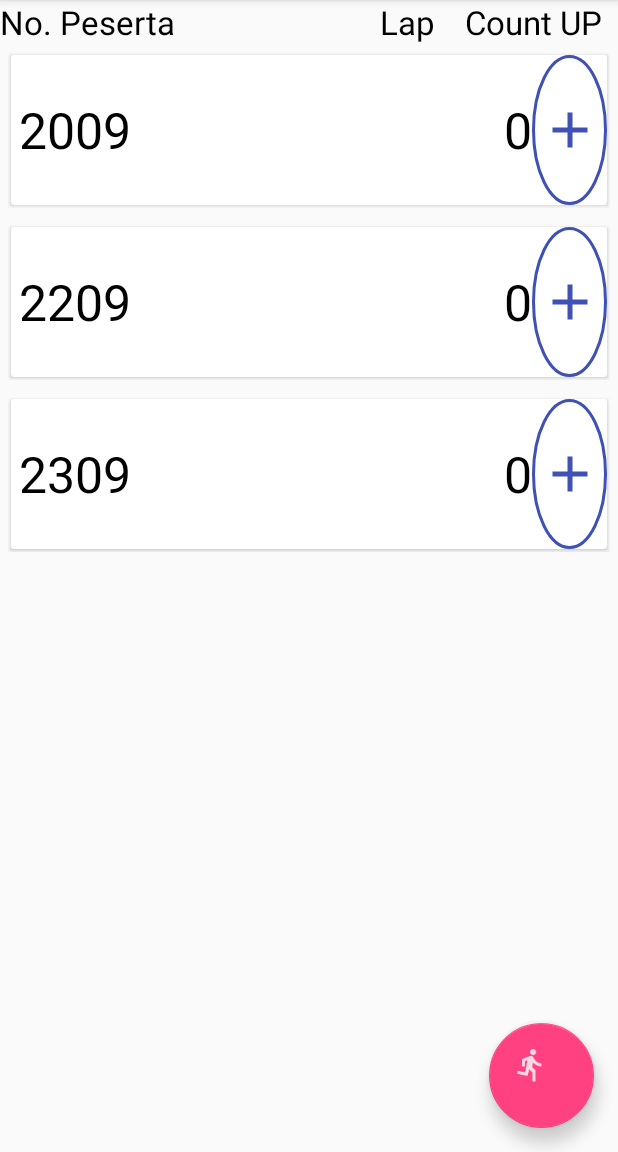
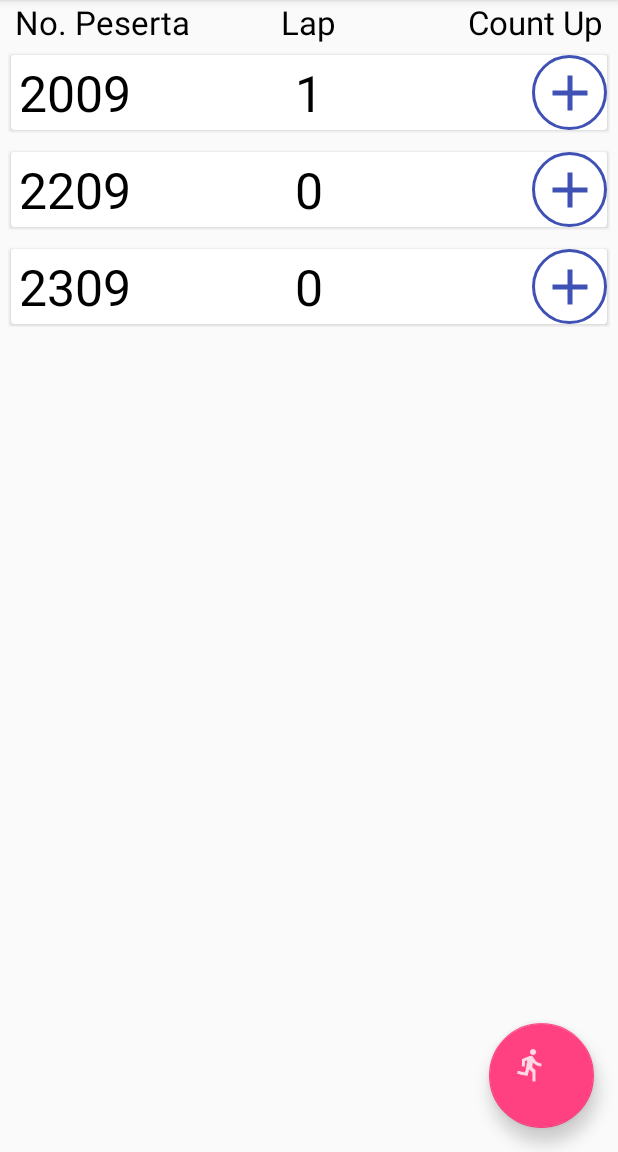
Before and after one commit to danyhp/JogAThon, an Android app: the screen it shows after launch (MainActivity), after a tap on "Increment Lap", on a phone screen of 412 x 824 dp, the part 84-1236 px from its top. Run offline under Robolectric (Android 15) with nearby library versions, the phone set to English and light mode, and no system bars.

Commit message:
--Increment Lap Features DONE --Fixed Add New Runner --Vibrate when increment lap

```diff
--- a/app/src/main/AndroidManifest.xml
+++ b/app/src/main/AndroidManifest.xml
@@ -1,6 +1,8 @@
 <?xml version="1.0" encoding="utf-8"?>
 <manifest xmlns:android="http://schemas.android.com/apk/res/android"
     package="alexgochi.jogathon">
+
+    <uses-permission android:name="android.permission.VIBRATE" />
 
     <application
         android:allowBackup="true"
--- a/app/src/main/java/alexgochi/jogathon/MainActivity.java
+++ b/app/src/main/java/alexgochi/jogathon/MainActivity.java
@@ -94,11 +94,12 @@ public class MainActivity extends AppCompatActivity {
         return super.onOptionsItemSelected(item);
     }
 
-    public void counting_lap(View view) {
-        mCount++;
-        if (lap != null)
-            lap.setText(Integer.toString(mCount));
-    }
+//    public void counting_lap(View view) {
+//        lap = findViewById(R.id.lapPeserta);
+//        mCount++;
+//        if (lap != null)
+//            lap.setText(Integer.toString(mCount));
+//    }
 
     public void addRunner() {
 
--- a/app/src/main/java/alexgochi/jogathon/RVAdapter.java
+++ b/app/src/main/java/alexgochi/jogathon/RVAdapter.java
@@ -1,11 +1,13 @@
 package alexgochi.jogathon;
 
 import android.content.Context;
+import android.os.Vibrator;
 import android.support.v7.widget.CardView;
 import android.support.v7.widget.RecyclerView;
 import android.view.LayoutInflater;
 import android.view.View;
 import android.view.ViewGroup;
+import android.widget.ImageButton;
 import android.widget.TextView;
 
 import java.util.List;
@@ -32,13 +34,18 @@ public class RVAdapter extends RecyclerView.Adapter<RVAdapter.RunnerViewHolder>
         public final TextView runnerID;
         // TextView lapDonation;
         public final TextView lapCount;
+        public final ImageButton counter;
         RVAdapter mAdapter;
+        public int mLapCount;
+
 
         public RunnerViewHolder(View itemView) {
             super(itemView);
             cv = (CardView) itemView.findViewById(R.id.cv);
             runnerID = (TextView) itemView.findViewById(R.id.noPeserta);
             lapCount = (TextView) itemView.findViewById(R.id.lapPeserta);
+            counter = (ImageButton) itemView.findViewById(R.id.countLap);
+
 //            this.mAdapter = adapter;
 
         }
@@ -54,9 +61,19 @@ public class RVAdapter extends RecyclerView.Adapter<RVAdapter.RunnerViewHolder>
     }
 
     @Override
-    public void onBindViewHolder(RVAdapter.RunnerViewHolder runnerViewHolder, int i) {
+    public void onBindViewHolder(final RVAdapter.RunnerViewHolder runnerViewHolder, final int i) {
+
         runnerViewHolder.runnerID.setText(Integer.toString(runners.get(i).runnerID));
         runnerViewHolder.lapCount.setText(Integer.toString(runners.get(i).lapCount));
+        runnerViewHolder.counter.setOnClickListener(new View.OnClickListener() {
+            @Override
+            public void onClick(View view) {
+                runners.get(i).lapCount++;
+                runnerViewHolder.lapCount.setText(Integer.toString(runners.get(i).lapCount));
+                Vibrator vibe = (Vibrator) runnerViewHolder.itemView.getContext().getSystemService(Context.VIBRATOR_SERVICE);
+                vibe.vibrate(100);
+            }
+        });
 
     }
 
--- a/app/src/main/res/layout/activity_main.xml
+++ b/app/src/main/res/layout/activity_main.xml
@@ -32,6 +32,7 @@
             android:layout_width="wrap_content"
             android:layout_height="wrap_content"
             android:layout_below="@+id/appBarLayout2"
+            android:layout_marginLeft="10sp"
             android:text="@string/no_peserta_title"
             android:textAppearance="@style/AppTheme"
             android:textSize="10pt" />
@@ -41,24 +42,20 @@
             android:layout_width="wrap_content"
             android:layout_height="wrap_content"
             android:layout_below="@+id/appBarLayout2"
-            android:layout_marginEnd="20sp"
-            android:layout_marginRight="20sp"
-            android:layout_toLeftOf="@+id/countLap_title"
-            android:layout_toStartOf="@+id/countLap_title"
+            android:layout_centerHorizontal="true"
             android:text="@string/lap_count_title"
             android:textAppearance="@style/AppTheme"
             android:textSize="10pt" />
 
         <TextView
             android:id="@+id/countLap_title"
-            android:layout_width="100dp"
+            android:layout_width="wrap_content"
             android:layout_height="wrap_content"
             android:layout_alignParentEnd="true"
             android:layout_alignParentRight="true"
             android:layout_below="@+id/appBarLayout2"
-            android:layout_marginEnd="2sp"
-            android:layout_marginRight="2sp"
-            android:text="Count UP"
+            android:layout_marginRight="10sp"
+            android:text="@string/count_up_title"
             android:textAppearance="@style/AppTheme"
             android:textSize="10pt" />
 
@@ -66,9 +63,8 @@
             android:id="@+id/rv"
             android:layout_width="match_parent"
             android:layout_height="match_parent"
-            android:layout_alignParentLeft="true"
-            android:layout_alignParentStart="true"
-            android:layout_below="@+id/noPeserta_title">
+            android:layout_below="@id/noPeserta_title"
+            android:paddingBottom="50dp">
 
         </android.support.v7.widget.RecyclerView>
 
--- a/app/src/main/res/layout/runner_item.xml
+++ b/app/src/main/res/layout/runner_item.xml
@@ -28,28 +28,26 @@
                 android:layout_marginLeft="5dp"
                 android:text="@string/no_peserta"
                 android:textAppearance="@style/AppTheme"
-                android:textSize="15pt" />
+                android:textSize="@dimen/text_size_display" />
 
             <TextView
                 android:id="@+id/lapPeserta"
                 android:layout_width="wrap_content"
                 android:layout_height="wrap_content"
+                android:layout_centerHorizontal="true"
                 android:layout_centerVertical="true"
-                android:layout_toLeftOf="@id/countLap"
-                android:layout_toStartOf="@id/countLap"
                 android:text="@string/number_count"
                 android:textAppearance="@style/AppTheme"
-                android:textSize="@dimen/font_size" />
+                android:textSize="@dimen/text_size_display" />
 
             <ImageButton
                 android:id="@+id/countLap"
                 style="@style/PlusButtons"
                 android:layout_width="50dp"
-                android:layout_height="100dp"
-                android:layout_alignParentEnd="true"
+                android:layout_height="50dp"
                 android:layout_alignParentRight="true"
                 android:layout_alignParentTop="true"
-                android:onClick="counting_lap"
+                android:layout_marginRight="50dp"
                 android:src="@drawable/ic_plus" />
         </RelativeLayout>
 
--- a/app/src/main/res/values/dimens.xml
+++ b/app/src/main/res/values/dimens.xml
@@ -2,6 +2,7 @@
     <dimen name="fab_margin">16dp</dimen>
     <dimen name="activity_vertical_margin">10sp</dimen>
     <dimen name="activity_horizontal_margin">10sp</dimen>
-    <dimen name="font_size">15pt</dimen>
+    <dimen name="font_size">10pt</dimen>
     <dimen name="margin">2sp</dimen>
+    <dimen name="text_size_display">15pt</dimen>
 </resources>
--- a/app/src/main/res/values/strings.xml
+++ b/app/src/main/res/values/strings.xml
@@ -11,5 +11,6 @@
     <string name="add">Add</string>
     <string name="no_peserta_title">No. Peserta</string>
     <string name="lap_count_title">Lap</string>
+    <string name="count_up_title">Count Up</string>
 
 </resources>
```
